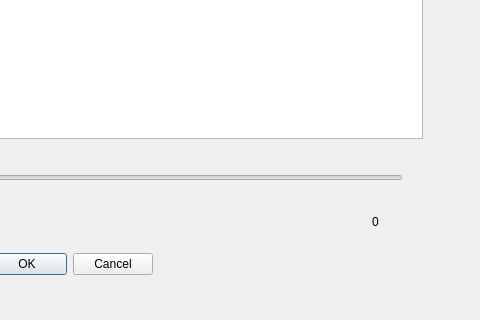
The window that dialog/histogramdialog.ui (DHPO/cvproj-qt) describes before a commit, drawn with Qt 5; both pictures show x 328 to 808 and y 262 to 582 of the 808 by 582 pixel window.
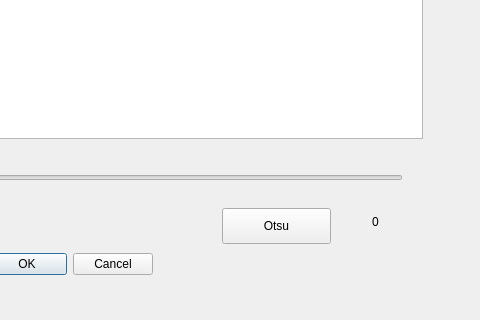
The same window after the commit. Custom widgets are drawn as their Qt base class.

What changed in the file:
```diff
--- a/dialog/histogramdialog.ui
+++ b/dialog/histogramdialog.ui
@@ -98,6 +98,19 @@
     </property>
    </item>
   </widget>
+  <widget class="QPushButton" name="buttonOtsu">
+   <property name="geometry">
+    <rect>
+     <x>550</x>
+     <y>470</y>
+     <width>109</width>
+     <height>36</height>
+    </rect>
+   </property>
+   <property name="text">
+    <string>Otsu</string>
+   </property>
+  </widget>
  </widget>
  <customwidgets>
   <customwidget>
```
